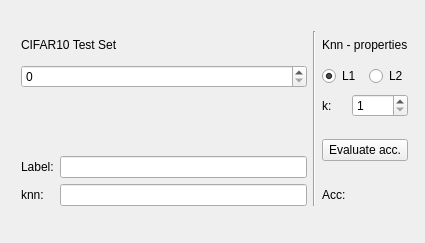
Old version of the form knn/knn.ui in the repository Dtananaev/ml_classifiers.
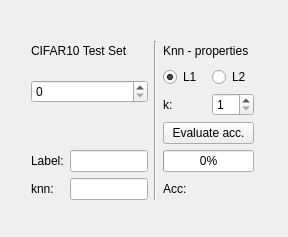
New version of the form.

Commit message: knn fin

The edit to the form file:
```diff
--- a/knn/knn.ui
+++ b/knn/knn.ui
@@ -6,8 +6,8 @@
    <rect>
     <x>0</x>
     <y>0</y>
-    <width>425</width>
-    <height>243</height>
+    <width>288</width>
+    <height>237</height>
    </rect>
   </property>
   <property name="windowTitle">
@@ -17,16 +17,13 @@
    <widget class="QWidget" name="">
     <property name="geometry">
      <rect>
-      <x>10</x>
-      <y>20</y>
-      <width>409</width>
-      <height>186</height>
+      <x>20</x>
+      <y>30</y>
+      <width>251</width>
+      <height>181</height>
      </rect>
     </property>
     <layout class="QGridLayout" name="gridLayout">
-     <property name="bottomMargin">
-      <number>0</number>
-     </property>
      <item row="0" column="0" colspan="2">
       <widget class="QLabel" name="label">
        <property name="text">
@@ -48,31 +45,14 @@
        </property>
       </widget>
      </item>
-     <item row="1" column="0" colspan="2">
+     <item row="1" column="0" rowspan="2" colspan="2">
       <widget class="QSpinBox" name="numberBox">
        <property name="maximum">
         <number>60000</number>
        </property>
       </widget>
      </item>
-     <item row="1" column="3" colspan="2">
-      <widget class="QRadioButton" name="L1">
-       <property name="text">
-        <string>L1</string>
-       </property>
-       <property name="checked">
-        <bool>true</bool>
-       </property>
-      </widget>
-     </item>
-     <item row="1" column="5">
-      <widget class="QRadioButton" name="L2">
-       <property name="text">
-        <string>L2</string>
-       </property>
-      </widget>
-     </item>
-     <item row="2" column="0" rowspan="2" colspan="2">
+     <item row="3" column="0">
       <widget class="QLabel" name="labelPicture">
        <property name="maximumSize">
         <size>
@@ -85,30 +65,6 @@
        </property>
       </widget>
      </item>
-     <item row="2" column="3">
-      <widget class="QLabel" name="label_3">
-       <property name="text">
-        <string>k:</string>
-       </property>
-      </widget>
-     </item>
-     <item row="2" column="4" colspan="2">
-      <widget class="QSpinBox" name="kBox">
-       <property name="minimum">
-        <number>1</number>
-       </property>
-       <property name="singleStep">
-        <number>1</number>
-       </property>
-      </widget>
-     </item>
-     <item row="3" column="3" rowspan="2" colspan="3">
-      <widget class="QPushButton" name="evalButton">
-       <property name="text">
-        <string>Evaluate acc.</string>
-       </property>
-      </widget>
-     </item>
      <item row="4" column="0">
       <widget class="QLabel" name="label_4">
        <property name="text">
@@ -143,6 +99,54 @@
        </property>
       </widget>
      </item>
+     <item row="1" column="3">
+      <widget class="QRadioButton" name="L1">
+       <property name="text">
+        <string>L1</string>
+       </property>
+       <property name="checked">
+        <bool>true</bool>
+       </property>
+      </widget>
+     </item>
+     <item row="1" column="4">
+      <widget class="QRadioButton" name="L2">
+       <property name="text">
+        <string>L2</string>
+       </property>
+      </widget>
+     </item>
+     <item row="2" column="3">
+      <widget class="QLabel" name="label_3">
+       <property name="text">
+        <string>k:</string>
+       </property>
+      </widget>
+     </item>
+     <item row="2" column="4">
+      <widget class="QSpinBox" name="kBox">
+       <property name="minimum">
+        <number>1</number>
+       </property>
+       <property name="singleStep">
+        <number>1</number>
+       </property>
+      </widget>
+     </item>
+     <item row="3" column="3" colspan="2">
+      <widget class="QPushButton" name="evalButton">
+       <property name="text">
+        <string>Evaluate acc.</string>
+       </property>
+      </widget>
+     </item>
+     <item row="4" column="3" colspan="2">
+      <widget class="QProgressBar" name="progressBar">
+       <property name="value">
+        <number>0</number>
+       </property>
+      </widget>
+     </item>
     </layout>
    </widget>
   </widget>
```
The commit also changes 2 other files.
